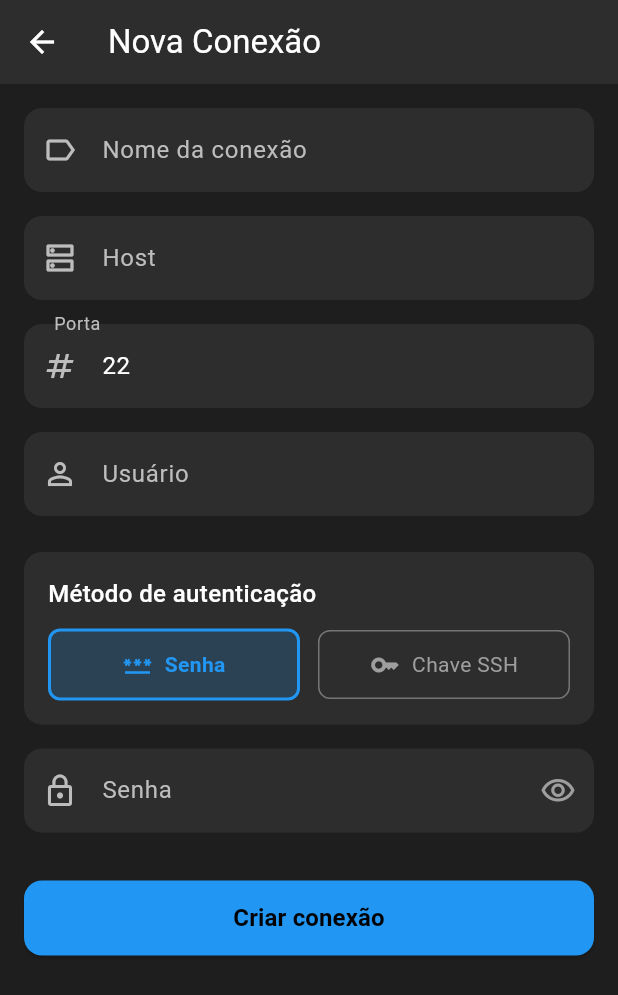
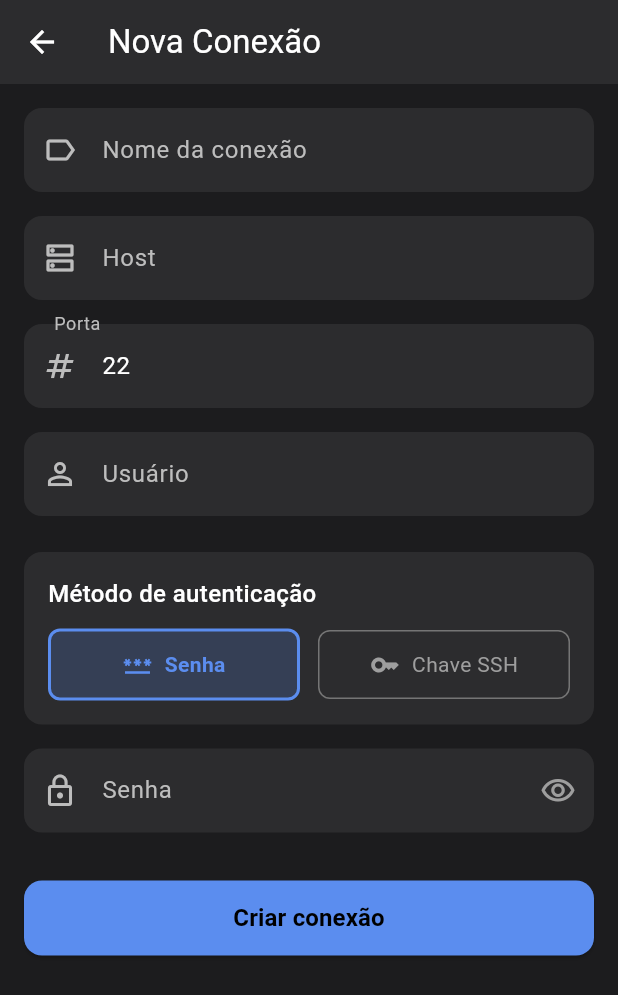
Before and after one commit to ropermen/c-term, a Flutter app: the screen it shows after launch, after a tap on the "add" icon, on a phone screen of 412 x 824 dp. Shown: the top 995 px of the screen. Run offline on Flutter 3.47's test engine with Material 3 defaults, Android fonts, the phone set to English and light mode, and no system bars; our stand-ins replace flutter_secure_storage, local_auth, wakelock_plus; missing offline and left inert: dartssh2, xterm.

Commit message:
v2.2.0: New color scheme and icon
- Apply dark color scheme inspired by Material You
- Background: #1C1C1E, Surface: #2C2C2E
- Accent color: #5B8DEF (soft blue)
- New CMD terminal window icon
- Consistent colors across all screens

Co-Authored-By: Claude Opus 4.5 <noreply@anthropic.com>

```diff
--- a/lib/app.dart
+++ b/lib/app.dart
@@ -11,10 +11,10 @@ class CTermApp extends StatelessWidget {
   @override
   Widget build(BuildContext context) {
     final colorScheme = ColorScheme.fromSeed(
-      seedColor: const Color(0xFF2196F3),
+      seedColor: const Color(0xFF5B8DEF),
       brightness: Brightness.dark,
-      surface: const Color(0xFF1E1E1E),
-      surfaceContainerHighest: const Color(0xFF2D2D2D),
+      surface: const Color(0xFF1C1C1E),
+      surfaceContainerHighest: const Color(0xFF2C2C2E),
     );
 
     return MultiProvider(
--- a/lib/main.dart
+++ b/lib/main.dart
@@ -9,7 +9,7 @@ void main() async {
     const SystemUiOverlayStyle(
       statusBarColor: Colors.transparent,
       statusBarIconBrightness: Brightness.light,
-      systemNavigationBarColor: Color(0xFF1E1E1E),
+      systemNavigationBarColor: Color(0xFF1C1C1E),
       systemNavigationBarIconBrightness: Brightness.light,
     ),
   );
--- a/lib/screens/auth_screen.dart
+++ b/lib/screens/auth_screen.dart
@@ -78,7 +78,7 @@ class _AuthScreenState extends State<AuthScreen> {
   @override
   Widget build(BuildContext context) {
     return Scaffold(
-      backgroundColor: const Color(0xFF1E1E1E),
+      backgroundColor: const Color(0xFF1C1C1E),
       body: Center(
         child: Column(
           mainAxisAlignment: MainAxisAlignment.center,
@@ -86,7 +86,7 @@ class _AuthScreenState extends State<AuthScreen> {
             const Icon(
               Icons.terminal,
               size: 80,
-              color: Color(0xFF2196F3),
+              color: Color(0xFF5B8DEF),
             ),
             const SizedBox(height: 24),
             const Text(
@@ -110,7 +110,7 @@ class _AuthScreenState extends State<AuthScreen> {
               const Column(
                 children: [
                   CircularProgressIndicator(
-                    color: Color(0xFF2196F3),
+                    color: Color(0xFF5B8DEF),
                   ),
                   SizedBox(height: 16),
                   Text(
@@ -139,7 +139,7 @@ class _AuthScreenState extends State<AuthScreen> {
                     icon: const Icon(Icons.fingerprint),
                     label: const Text('Tentar novamente'),
                     style: ElevatedButton.styleFrom(
-                      backgroundColor: const Color(0xFF2196F3),
+                      backgroundColor: const Color(0xFF5B8DEF),
                       foregroundColor: Colors.black,
                       padding: const EdgeInsets.symmetric(
                         horizontal: 32,
@@ -155,7 +155,7 @@ class _AuthScreenState extends State<AuthScreen> {
                   const Icon(
                     Icons.fingerprint,
                     size: 64,
-                    color: Color(0xFF2196F3),
+                    color: Color(0xFF5B8DEF),
                   ),
                   const SizedBox(height: 16),
                   ElevatedButton.icon(
@@ -163,7 +163,7 @@ class _AuthScreenState extends State<AuthScreen> {
                     icon: const Icon(Icons.lock_open),
                     label: const Text('Desbloquear'),
                     style: ElevatedButton.styleFrom(
-                      backgroundColor: const Color(0xFF2196F3),
+                      backgroundColor: const Color(0xFF5B8DEF),
                       foregroundColor: Colors.black,
                       padding: const EdgeInsets.symmetric(
                         horizontal: 32,
--- a/lib/screens/connection_form_screen.dart
+++ b/lib/screens/connection_form_screen.dart
@@ -105,9 +105,9 @@ class _ConnectionFormScreenState extends State<ConnectionFormScreen> {
   @override
   Widget build(BuildContext context) {
     return Scaffold(
-      backgroundColor: const Color(0xFF1E1E1E),
+      backgroundColor: const Color(0xFF1C1C1E),
       appBar: AppBar(
-        backgroundColor: const Color(0xFF2D2D2D),
+        backgroundColor: const Color(0xFF2C2C2E),
         title: Text(
           _isEditing ? 'Editar Conexão' : 'Nova Conexão',
           style: const TextStyle(color: Colors.white),
@@ -180,7 +180,7 @@ class _ConnectionFormScreenState extends State<ConnectionFormScreen> {
             Container(
               padding: const EdgeInsets.all(16),
               decoration: BoxDecoration(
-                color: const Color(0xFF2D2D2D),
+                color: const Color(0xFF2C2C2E),
                 borderRadius: BorderRadius.circular(12),
               ),
               child: Column(
@@ -266,7 +266,7 @@ class _ConnectionFormScreenState extends State<ConnectionFormScreen> {
               child: ElevatedButton(
                 onPressed: _isSaving ? null : _saveConnection,
                 style: ElevatedButton.styleFrom(
-                  backgroundColor: const Color(0xFF2196F3),
+                  backgroundColor: const Color(0xFF5B8DEF),
                   foregroundColor: Colors.black,
                   shape: RoundedRectangleBorder(
                     borderRadius: BorderRadius.circular(12),
@@ -321,7 +321,7 @@ class _ConnectionFormScreenState extends State<ConnectionFormScreen> {
         prefixIcon: Icon(icon, color: Colors.grey.shade400),
         suffixIcon: suffixIcon,
         filled: true,
-        fillColor: const Color(0xFF2D2D2D),
+        fillColor: const Color(0xFF2C2C2E),
         border: OutlineInputBorder(
           borderRadius: BorderRadius.circular(12),
           borderSide: BorderSide.none,
@@ -332,7 +332,7 @@ class _ConnectionFormScreenState extends State<ConnectionFormScreen> {
         ),
         focusedBorder: OutlineInputBorder(
           borderRadius: BorderRadius.circular(12),
-          borderSide: const BorderSide(color: Color(0xFF2196F3), width: 2),
+          borderSide: const BorderSide(color: Color(0xFF5B8DEF), width: 2),
         ),
         errorBorder: OutlineInputBorder(
           borderRadius: BorderRadius.circular(12),
@@ -370,11 +370,11 @@ class _AuthMethodButton extends StatelessWidget {
         padding: const EdgeInsets.symmetric(vertical: 12),
         decoration: BoxDecoration(
           color: isSelected
-              ? const Color(0xFF2196F3).withOpacity(0.2)
+              ? const Color(0xFF5B8DEF).withOpacity(0.2)
               : Colors.transparent,
           borderRadius: BorderRadius.circular(8),
           border: Border.all(
-            color: isSelected ? const Color(0xFF2196F3) : Colors.grey.shade600,
+            color: isSelected ? const Color(0xFF5B8DEF) : Colors.grey.shade600,
             width: isSelected ? 2 : 1,
           ),
         ),
@@ -383,14 +383,14 @@ class _AuthMethodButton extends StatelessWidget {
           children: [
             Icon(
               icon,
-              color: isSelected ? const Color(0xFF2196F3) : Colors.grey,
+              color: isSelected ? const Color(0xFF5B8DEF) : Colors.grey,
               size: 20,
             ),
             const SizedBox(width: 8),
             Text(
               label,
               style: TextStyle(
-                color: isSelected ? const Color(0xFF2196F3) : Colors.grey,
+                color: isSelected ? const Color(0xFF5B8DEF) : Colors.grey,
                 fontWeight: isSelected ? FontWeight.w600 : FontWeight.normal,
               ),
             ),
--- a/lib/screens/home_screen.dart
+++ b/lib/screens/home_screen.dart
@@ -166,12 +166,12 @@ class _HomeScreenState extends State<HomeScreen> {
   @override
   Widget build(BuildContext context) {
     return Scaffold(
-      backgroundColor: const Color(0xFF1E1E1E),
+      backgroundColor: const Color(0xFF1C1C1E),
       appBar: AppBar(
-        backgroundColor: const Color(0xFF2D2D2D),
+        backgroundColor: const Color(0xFF2C2C2E),
         title: const Row(
           children: [
-            Icon(Icons.terminal, color: Color(0xFF2196F3)),
+            Icon(Icons.terminal, color: Color(0xFF5B8DEF)),
             SizedBox(width: 8),
             Text('c-term', style: TextStyle(color: Colors.white)),
           ],
@@ -187,10 +187,10 @@ class _HomeScreenState extends State<HomeScreen> {
                     MaterialPageRoute(builder: (_) => const TerminalScreen()),
                   );
                 },
-                icon: const Icon(Icons.terminal, color: Color(0xFF2196F3)),
+                icon: const Icon(Icons.terminal, color: Color(0xFF5B8DEF)),
                 label: Text(
                   '$sessionCount ativa${sessionCount > 1 ? 's' : ''}',
-                  style: const TextStyle(color: Color(0xFF2196F3)),
+                  style: const TextStyle(color: Color(0xFF5B8DEF)),
                 ),
               );
             },
@@ -206,7 +206,7 @@ class _HomeScreenState extends State<HomeScreen> {
         builder: (context, provider, _) {
           if (provider.isLoading) {
             return const Center(
-              child: CircularProgressIndicator(color: Color(0xFF2196F3)),
+              child: CircularProgressIndicator(color: Color(0xFF5B8DEF)),
             );
           }
 
@@ -264,7 +264,7 @@ class _HomeScreenState extends State<HomeScreen> {
                           )
                         : null,
                     filled: true,
-                    fillColor: const Color(0xFF2D2D2D),
+                    fillColor: const Color(0xFF2C2C2E),
                     border: OutlineInputBorder(
                       borderRadius: BorderRadius.circular(12),
                       borderSide: BorderSide.none,
@@ -362,7 +362,7 @@ class _HomeScreenState extends State<HomeScreen> {
             MaterialPageRoute(builder: (_) => const ConnectionFormScreen()),
           );
         },
-        backgroundColor: const Color(0xFF2196F3),
+        backgroundColor: const Color(0xFF5B8DEF),
         child: const Icon(Icons.add, color: Colors.black),
       ),
     );
@@ -392,7 +392,7 @@ class _ConnectionCard extends StatelessWidget {
         final isConnected = terminalProvider.hasSession(connection.id);
 
         return Card(
-          color: const Color(0xFF2D2D2D),
+          color: const Color(0xFF2C2C2E),
           margin: const EdgeInsets.only(bottom: 12),
           child: InkWell(
             onTap: onTap,
@@ -417,14 +417,14 @@ class _ConnectionCard extends StatelessWidget {
                     height: 48,
                     decoration: BoxDecoration(
                       color: isConnected
-                          ? const Color(0xFF2196F3).withOpacity(0.2)
+                          ? const Color(0xFF5B8DEF).withOpacity(0.2)
                           : Colors.grey.withOpacity(0.2),
                       borderRadius: BorderRadius.circular(12),
                     ),
                     child: Icon(
                       Icons.dns,
                       color: isConnected
-                          ? const Color(0xFF2196F3)
+                          ? const Color(0xFF5B8DEF)
                           : Colors.grey,
                     ),
                   ),
@@ -452,13 +452,13 @@ class _ConnectionCard extends StatelessWidget {
                                   vertical: 2,
                                 ),
                                 decoration: BoxDecoration(
-                                  color: const Color(0xFF2196F3).withOpacity(0.2),
+                                  color: const Color(0xFF5B8DEF).withOpacity(0.2),
                                   borderRadius: BorderRadius.circular(4),
                                 ),
                                 child: const Text(
                                   'Conectado',
                                   style: TextStyle(
-                                    color: Color(0xFF2196F3),
+                                    color: Color(0xFF5B8DEF),
                                     fontSize: 12,
                                   ),
                                 ),
--- a/pubspec.yaml
+++ b/pubspec.yaml
@@ -16,7 +16,7 @@ publish_to: 'none' # Remove this line if you wish to publish to pub.dev
 # https://developer.apple.com/library/archive/documentation/General/Reference/InfoPlistKeyReference/Articles/CoreFoundationKeys.html
 # In Windows, build-name is used as the major, minor, and patch parts
 # of the product and file versions while build-number is used as the build suffix.
-version: 2.1.0+19
+version: 2.2.0+20
 
 environment:
   sdk: ^3.6.1
```
Also changed, not shown: lib/screens/keyboard_settings_screen.dart (+11 -11 lines), lib/screens/terminal_screen.dart (+12 -12 lines), lib/widgets/terminal_keyboard.dart (+9 -9 lines), 11 other files.
